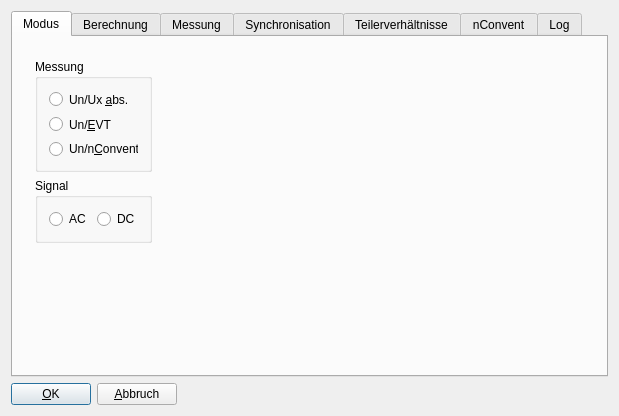
The window that wm3000u/confdialogbase.ui (ZeraGmbH/wm-project) describes before a commit, drawn with Qt 5.
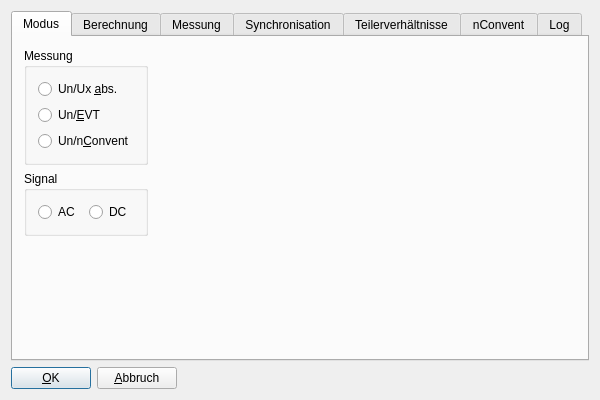
The same window after the commit. Custom widgets are drawn as their Qt base class.

Commit message: changes Modus as wm3000i. copied ratio ui def. from wm3000u

Diff of the .ui file:
```diff
--- a/wm3000u/confdialogbase.ui
+++ b/wm3000u/confdialogbase.ui
@@ -9,8 +9,8 @@
    <rect>
     <x>0</x>
     <y>0</y>
-    <width>619</width>
-    <height>416</height>
+    <width>600</width>
+    <height>400</height>
    </rect>
   </property>
   <property name="sizePolicy">
@@ -70,15 +70,10 @@
         <attribute name="title">
          <string>Modus</string>
         </attribute>
-        <widget class="QWidget" name="layoutWidget">
-         <property name="geometry">
-          <rect>
-           <x>11</x>
-           <y>11</y>
-           <width>139</width>
-           <height>206</height>
-          </rect>
-         </property>
+        <layout class="QVBoxLayout" name="verticalLayout_11">
+         <item>
+          <layout class="QHBoxLayout" name="horizontalLayout_8">
+           <item>
          <layout class="QVBoxLayout" name="verticalLayout_5">
           <item>
            <widget class="QGroupBox" name="ModeButtonGroup">
@@ -188,7 +183,36 @@
            </widget>
           </item>
          </layout>
-        </widget>
+           </item>
+           <item>
+            <spacer name="horizontalSpacer_3">
+             <property name="orientation">
+              <enum>Qt::Horizontal</enum>
+             </property>
+             <property name="sizeHint" stdset="0">
+              <size>
+               <width>40</width>
+               <height>20</height>
+              </size>
+             </property>
+            </spacer>
+           </item>
+          </layout>
+         </item>
+         <item>
+          <spacer name="verticalSpacer_3">
+           <property name="orientation">
+            <enum>Qt::Vertical</enum>
+           </property>
+           <property name="sizeHint" stdset="0">
+            <size>
+             <width>20</width>
+             <height>40</height>
+            </size>
+           </property>
+          </spacer>
+         </item>
+        </layout>
        </widget>
        <widget class="QWidget" name="Widget9">
         <attribute name="title">
```
Left out of the diff: 6 changed lines with no effect on the pictures. Lines whose indentation alone changed are shown as unchanged. The commit also changes 2 other files.
